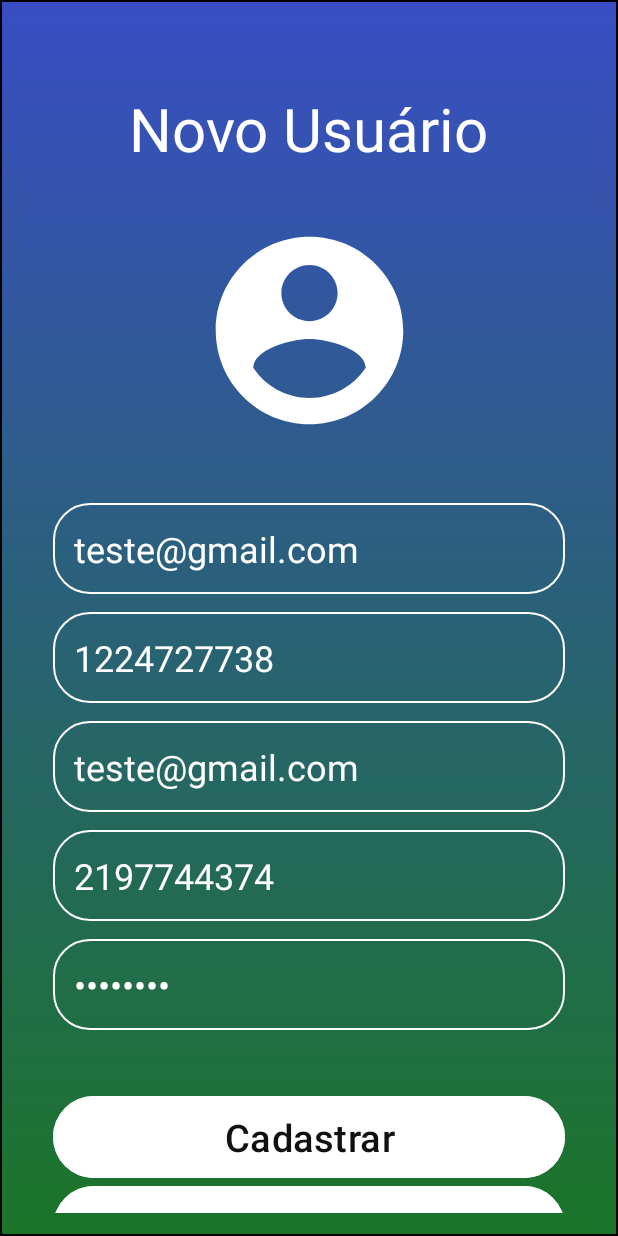
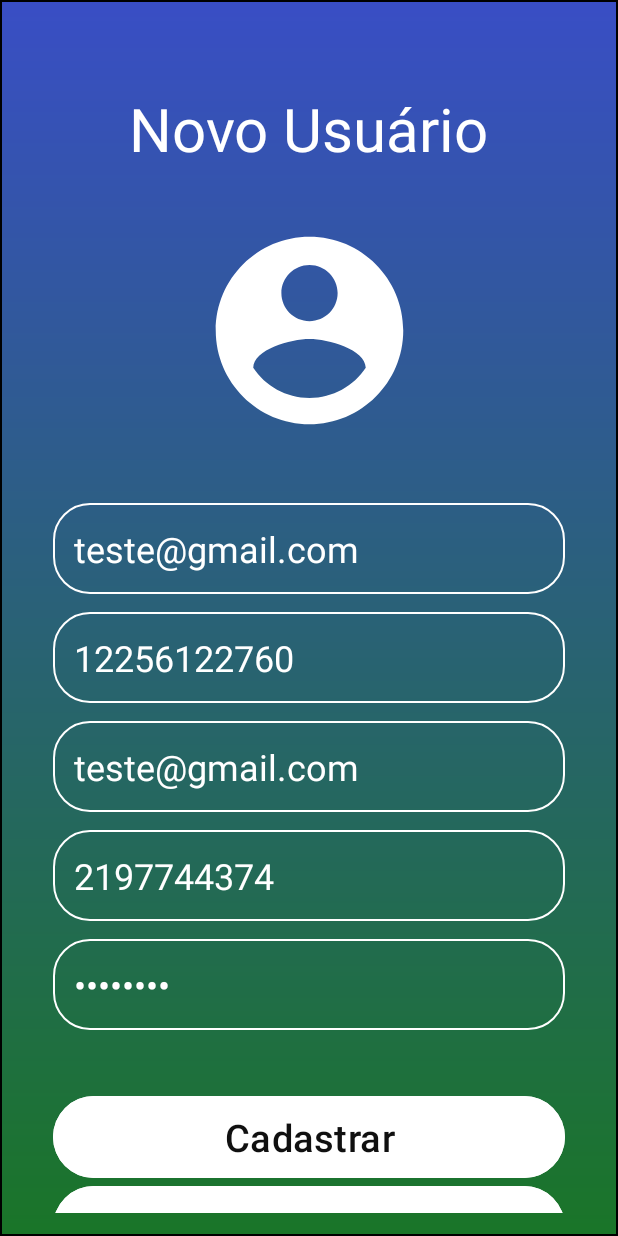
Before and after one commit to vvieira22/app-authenticator, an Android app: the RegisterFragment screen opened through its navigation route, on a phone screen of 412 x 824 dp. Run offline under Robolectric (Android 15) with nearby library versions, the phone set to English and light mode, and no system bars; our stand-ins replace Dagger/Hilt's generated code.

```diff
--- a/AppAuthenticator/app/src/main/java/com/vvieira/appauthenticator/data/LoginDataSource.kt
+++ b/AppAuthenticator/app/src/main/java/com/vvieira/appauthenticator/data/LoginDataSource.kt
@@ -7,7 +7,7 @@ import com.vvieira.appauthenticator.domain.model.RegisterResponseOk
 import com.vvieira.appauthenticator.domain.model.ResultRequest
 
 interface LoginDataSource {
-    suspend fun loginPassword(user: LoginModelRequest): LoginResponseOk
-    suspend fun registerUser(register: RegisterModelRequest, type: String): RegisterResponseOk
+    suspend fun loginPassword(user: LoginModelRequest): ResultRequest
+    suspend fun registerUser(register: RegisterModelRequest, type: String): ResultRequest
     suspend fun checkSocialAuthentic(user: LoginModelRequest, type: String): ResultRequest
 }
--- a/AppAuthenticator/app/src/main/java/com/vvieira/appauthenticator/data/UserRepository.kt
+++ b/AppAuthenticator/app/src/main/java/com/vvieira/appauthenticator/data/UserRepository.kt
@@ -10,10 +10,10 @@ import javax.inject.Inject
 class UserRepository @Inject constructor(
     private val loginDataSource: LoginDataSource
 ) {
-    suspend fun loginPassword(user: LoginModelRequest): LoginResponseOk =
+    suspend fun loginPassword(user: LoginModelRequest): ResultRequest =
         loginDataSource.loginPassword(user)
 
-    suspend fun registerUser(user: RegisterModelRequest, type: String): RegisterResponseOk =
+    suspend fun registerUser(user: RegisterModelRequest, type: String): ResultRequest =
         loginDataSource.registerUser(user, type)
 
     suspend fun checkSocialAuthentic(user: LoginModelRequest, type: String): ResultRequest =
--- a/AppAuthenticator/app/src/main/java/com/vvieira/appauthenticator/domain/usecase/LoginPasswordUseCase.kt
+++ b/AppAuthenticator/app/src/main/java/com/vvieira/appauthenticator/domain/usecase/LoginPasswordUseCase.kt
@@ -1,8 +1,8 @@
 package com.vvieira.appauthenticator.domain.usecase
 
 import com.vvieira.appauthenticator.domain.model.LoginModelRequest
-import com.vvieira.appauthenticator.domain.model.LoginResponseOk
+import com.vvieira.appauthenticator.domain.model.ResultRequest
 
 interface LoginPasswordUseCase {
-    suspend operator fun invoke(user: LoginModelRequest): LoginResponseOk?
+    suspend operator fun invoke(user: LoginModelRequest): ResultRequest
 }
--- a/AppAuthenticator/app/src/main/java/com/vvieira/appauthenticator/domain/usecase/LoginPasswordUseCaseImpl.kt
+++ b/AppAuthenticator/app/src/main/java/com/vvieira/appauthenticator/domain/usecase/LoginPasswordUseCaseImpl.kt
@@ -1,16 +1,18 @@
 package com.vvieira.appauthenticator.domain.usecase
 
 import com.vvieira.appauthenticator.data.UserRepository
+import com.vvieira.appauthenticator.domain.model.ApiException
 import com.vvieira.appauthenticator.domain.model.LoginModelRequest
 import com.vvieira.appauthenticator.domain.model.LoginResponseOk
+import com.vvieira.appauthenticator.domain.model.ResultRequest
 import javax.inject.Inject
 
 class LoginPasswordUseCaseImpl @Inject constructor(
     private val userRepository: UserRepository
 ) :
     LoginPasswordUseCase {
-    override suspend fun invoke(user: LoginModelRequest): LoginResponseOk {
+    override suspend fun invoke(user: LoginModelRequest): ResultRequest {
         return try{ userRepository.loginPassword(user) }
-        catch (e: Exception) { throw Exception(e.message.toString()) }
+        catch (e: ApiException) { throw ApiException(e.responseMessage, e.errorCode) }
     }
 }
--- a/AppAuthenticator/app/src/main/java/com/vvieira/appauthenticator/domain/usecase/RegisterPasswordUseCase.kt
+++ b/AppAuthenticator/app/src/main/java/com/vvieira/appauthenticator/domain/usecase/RegisterPasswordUseCase.kt
@@ -1,7 +1,8 @@
 package com.vvieira.appauthenticator.domain.usecase
+
 import com.vvieira.appauthenticator.domain.model.RegisterModelRequest
-import com.vvieira.appauthenticator.domain.model.RegisterResponseOk
+import com.vvieira.appauthenticator.domain.model.ResultRequest
 
-interface registerUserUseCase {
-    suspend operator fun invoke(user: RegisterModelRequest, type: String): RegisterResponseOk
+interface RegisterUserUseCase {
+    suspend operator fun invoke(user: RegisterModelRequest, type: String): ResultRequest
 }
--- a/AppAuthenticator/app/src/main/java/com/vvieira/appauthenticator/domain/usecase/di/DomainModule.kt
+++ b/AppAuthenticator/app/src/main/java/com/vvieira/appauthenticator/domain/usecase/di/DomainModule.kt
@@ -4,8 +4,8 @@ import com.vvieira.appauthenticator.domain.usecase.CheckSocialAuthenticUseCase
 import com.vvieira.appauthenticator.domain.usecase.CheckSocialAuthenticUseCaseImpl
 import com.vvieira.appauthenticator.domain.usecase.LoginPasswordUseCase
 import com.vvieira.appauthenticator.domain.usecase.LoginPasswordUseCaseImpl
-import com.vvieira.appauthenticator.domain.usecase.registerUserUseCase
-import com.vvieira.appauthenticator.domain.usecase.registerUserUseCaseImpl
+import com.vvieira.appauthenticator.domain.usecase.RegisterUserUseCase
+import com.vvieira.appauthenticator.domain.usecase.RegisterUserUseCaseImpl
 import dagger.Binds
 import dagger.Module
 import dagger.hilt.InstallIn
@@ -21,7 +21,7 @@ interface DomainModule {
     //Desde que ela implemente a mesma interface.
 
     @Binds
-    fun bindregisterUserUseCase(useCase: registerUserUseCaseImpl): registerUserUseCase
+    fun bindRegisterUserUseCase(useCase: RegisterUserUseCaseImpl): RegisterUserUseCase
 
     @Binds
     fun bindCheckSocialAuthenticUseCase(useCase: CheckSocialAuthenticUseCaseImpl): CheckSocialAuthenticUseCase
--- a/AppAuthenticator/app/src/main/java/com/vvieira/appauthenticator/ui/AuthenticViewModel.kt
+++ b/AppAuthenticator/app/src/main/java/com/vvieira/appauthenticator/ui/AuthenticViewModel.kt
@@ -7,6 +7,8 @@ import androidx.lifecycle.MutableLiveData
 import androidx.lifecycle.ViewModel
 import androidx.lifecycle.viewModelScope
 import com.vvieira.appauthenticator.R
+import com.vvieira.appauthenticator.domain.model.ApiException
+import com.vvieira.appauthenticator.domain.model.HttpCodeAndMesage
 import com.vvieira.appauthenticator.domain.model.Login
 import com.vvieira.appauthenticator.domain.model.LoginFormState
 import com.vvieira.appauthenticator.domain.model.LoginModelRequest
@@ -14,7 +16,7 @@ import com.vvieira.appauthenticator.domain.model.Register
 import com.vvieira.appauthenticator.domain.model.RegisterModelRequest
 import com.vvieira.appauthenticator.domain.usecase.CheckSocialAuthenticUseCase
 import com.vvieira.appauthenticator.domain.usecase.LoginPasswordUseCase
-import com.vvieira.appauthenticator.domain.usecase.registerUserUseCase
+import com.vvieira.appauthenticator.domain.usecase.RegisterUserUseCase
 import com.vvieira.appauthenticator.util.BIRTHDAY
 import com.vvieira.appauthenticator.util.DEFAUT_AUTH
 import com.vvieira.appauthenticator.util.DOCUMENT
@@ -45,9 +47,13 @@ import javax.inject.Inject
 @HiltViewModel
 class AuthenticViewModel @Inject constructor(
     private val loginPassword: LoginPasswordUseCase,
-    private val registerUser: registerUserUseCase,
+    private val registerUser: RegisterUserUseCase,
     private val checkSocialAuthentic: CheckSocialAuthenticUseCase
 ) : ViewModel() {
+    //xxxxxxxxxxxxxxxxxxxxxxxxxxxxxxTESTE INTERNO WELCOME SCREENxxxxxxxxxxxxxxxxxxxxxxxxxxxxxxxxxx//
+    private val _dataLoginWelcome = MutableLiveData<String>()
+    val dataLoginWelcome: LiveData<String> get() = _dataLoginWelcome
+    //xxxxxxxxxxxxxxxxxxxxxxxxxxxxxxxxxxxxxxxxxxxxxxxxxxxxxxxxxxxxxxxxxxxxxxxxxxxxxxxxxxxxxxxxxxxx//
 
     private var isFormValid = false
 
@@ -59,9 +65,8 @@ class AuthenticViewModel @Inject constructor(
     val loginFormState: StateFlow<LoginFormState> = _loginFormState
 
     //Tem que ser evento, pra n chamar mais de uma vez se eu for pro cadastro e depois voltar p.exp.
-    private val _loginResult = MutableLiveData<Event<String>>()
-    val loginResponse: LiveData<Event<String>> = _loginResult
-
+    private val _loginResult = MutableLiveData<Event<HttpCodeAndMesage>>()
+    val loginResponse: LiveData<Event<HttpCodeAndMesage>> = _loginResult
 
     //FIELDS
     private val _emailLoginFieldMutableData = MutableLiveData<String?>()
@@ -77,8 +82,8 @@ class AuthenticViewModel @Inject constructor(
     val registerFormState: StateFlow<LoginFormState> = _registerFormState
 
     //Tem que ser evento, pra n chamar mais de uma vez se eu for pro cadastro e depois voltar p.exp.
-    private val _registerResult = MutableLiveData<Event<String>>()
-    val registerResponse: LiveData<Event<String>> = _registerResult
+    private val _registerResult = MutableLiveData<Event<HttpCodeAndMesage>>()
+    val registerResponse: LiveData<Event<HttpCodeAndMesage>> = _registerResult
 
     //FIELDS
     private val _emailRegisterFieldMutableData = MutableLiveData<String?>()
@@ -239,12 +244,16 @@ class AuthenticViewModel @Inject constructor(
             try {
                 val response = loginPassword(LoginModelRequest(email, password))
                 _loginFormState.value = _loginFormState.value.copy(isLoading = false, error = null)
-                _loginResult.value = Event(response?.token ?: "")
-            } catch (e: Exception) {
-                val errorMsg = getMessageFromResponse(e.message.toString(), context)
-                _loginFormState.value =
-                    _loginFormState.value.copy(isLoading = false, error = e.message.toString())
-                _loginResult.value = Event(errorMsg)
+                _dataLoginWelcome.value = email
+                _loginResult.value = Event(HttpCodeAndMesage(response.MessageResponse.toString(), response.statusCode!!))
+            } catch (e: ApiException) {
+                val errorMsg = getMessageFromResponse(e.errorCode.toString(), context)
+                _registerFormState.value =
+                    _registerFormState.value.copy(
+                        isLoading = false,
+                        error = e.message.toString()
+                    )
+                _registerResult.value = Event(HttpCodeAndMesage(errorMsg,e.errorCode))
             }
         }
 //        _loginFormState.value = _loginFormState.value.copy(isLoading = false, error = null)
@@ -299,15 +308,15 @@ class AuthenticViewModel @Inject constructor(
                 val response = registerUser(userModel, type)
                 _registerFormState.value =
                     registerFormState.value.copy(isLoading = false, error = null)
-                _registerResult.value = Event(response.toString())
-            } catch (e: Exception) {
-                val errorMsg = getMessageFromResponse(e.message.toString(), context)
+                    _registerResult.value = Event(HttpCodeAndMesage(response.MessageResponse.toString(), response.statusCode!!))
+            } catch (e: ApiException) {
+                val errorMsg = getMessageFromResponse(e.errorCode.toString(), context)
                 _registerFormState.value =
                     _registerFormState.value.copy(
                         isLoading = false,
                         error = e.message.toString()
                     )
-                _registerResult.value = Event(errorMsg)
+                _registerResult.value = Event(HttpCodeAndMesage(errorMsg,e.errorCode))
             }
         }
     }
--- a/AppAuthenticator/app/src/main/java/com/vvieira/appauthenticator/util/Utils.kt
+++ b/AppAuthenticator/app/src/main/java/com/vvieira/appauthenticator/util/Utils.kt
@@ -122,6 +122,7 @@ class Utils {
                             401 -> context.getString(R.string.http_401)
                             403 -> context.getString(R.string.http_403)
                             404 -> context.getString(R.string.http_404)
+                            409 -> context.getString(R.string.http_409)
                             500 -> context.getString(R.string.http_500)
                             502 -> context.getString(R.string.http_502)
                             503 -> context.getString(R.string.http_503)
--- a/AppAuthenticator/app/src/main/res/layout/fragment_cadastro.xml
+++ b/AppAuthenticator/app/src/main/res/layout/fragment_cadastro.xml
@@ -58,7 +58,8 @@
         app:layout_constraintEnd_toEndOf="parent"
         app:layout_constraintStart_toStartOf="parent"
         app:layout_constraintTop_toBottomOf="@id/icon_cadastro"
-        android:text="teste@gmail.com"/>
+        android:text="teste@gmail.com"
+        android:maxLines="1"/>
 
     <EditText
         android:id="@+id/documento"
@@ -74,7 +75,8 @@
         app:layout_constraintEnd_toEndOf="parent"
         app:layout_constraintStart_toStartOf="parent"
         app:layout_constraintTop_toBottomOf="@+id/nome_cadastro"
-        android:text="1224727738"/>
+        android:text="12256122760"
+        android:maxLines="1"/>
 
     <EditText
         android:id="@+id/email_register"
@@ -108,7 +110,8 @@
         app:layout_constraintEnd_toEndOf="parent"
         app:layout_constraintStart_toStartOf="parent"
         app:layout_constraintTop_toBottomOf="@+id/email_register"
-        android:text="2197744374"/>
+        android:text="2197744374"
+        android:maxLines="1"/>
 
 
     <EditText
@@ -127,7 +130,8 @@
         app:layout_constraintHorizontal_bias="1.0"
         app:layout_constraintStart_toStartOf="parent"
         app:layout_constraintTop_toBottomOf="@+id/telefone"
-        android:text="senha123"/>
+        android:text="senha123"
+        android:maxLines="1"/>
 
     <Button
         android:id="@+id/botao_cadastrar"
--- a/AppAuthenticator/app/src/main/res/navigation/nav_graph.xml
+++ b/AppAuthenticator/app/src/main/res/navigation/nav_graph.xml
@@ -16,6 +16,9 @@
         <action
             android:id="@+id/action_loginFragment_to_acceptTermsFragment"
             app:destination="@id/acceptTermsFragment" />
+        <action
+            android:id="@+id/action_loginFragment_to_welcomeFragment"
+            app:destination="@id/welcomeFragment" />
     </fragment>
 
     <fragment
@@ -24,8 +27,8 @@
         android:label="CadastroFragment"
         tools:layout="@layout/fragment_cadastro">
         <action
-            android:id="@+id/action_cadastroFragment_to_loginFragment"
-            app:destination="@id/loginFragment" />
+            android:id="@+id/action_cadastroFragment_to_acceptTermsFragment"
+            app:destination="@id/acceptTermsFragment" />
     </fragment>
 
     <fragment
@@ -33,6 +36,15 @@
         android:name="com.vvieira.appauthenticator.ui.AcceptTermsFragment"
         android:label="AcceptTermsFragment"
         tools:layout="@layout/fragment_accept_terms">
+        <action
+            android:id="@+id/action_acceptTermsFragment_to_welcomeFragment"
+            app:destination="@id/welcomeFragment" />
     </fragment>
 
+    <fragment
+        android:id="@+id/welcomeFragment"
+        android:name="com.vvieira.appauthenticator.ui.WelcomeFragment"
+        android:label="WelcomeFragment"
+        tools:layout="@layout/fragment_welcome">
+    </fragment>
 </navigation>
```
Also changed, not shown: AppAuthenticator/app/src/main/java/com/vvieira/appauthenticator/data/DataBaseDataSource.kt (+39 -20 lines), AppAuthenticator/app/src/main/java/com/vvieira/appauthenticator/domain/model/ApiAuthModel.kt (+12 -1 lines), AppAuthenticator/app/src/main/java/com/vvieira/appauthenticator/domain/usecase/RegisterPasswordUseCaseImpl.kt (+10 -6 lines), AppAuthenticator/app/src/main/java/com/vvieira/appauthenticator/ui/WelcomeFragment.kt (added, +64 -0 lines), AppAuthenticator/app/src/main/java/com/vvieira/appauthenticator/ui/login/LoginFragment.kt (+13 -8 lines), AppAuthenticator/app/src/main/java/com/vvieira/appauthenticator/ui/register/RegisterFragment.kt (+23 -7 lines), AppAuthenticator/app/src/main/res/layout/fragment_welcome.xml (added, +168 -0 lines), 1 other file.
